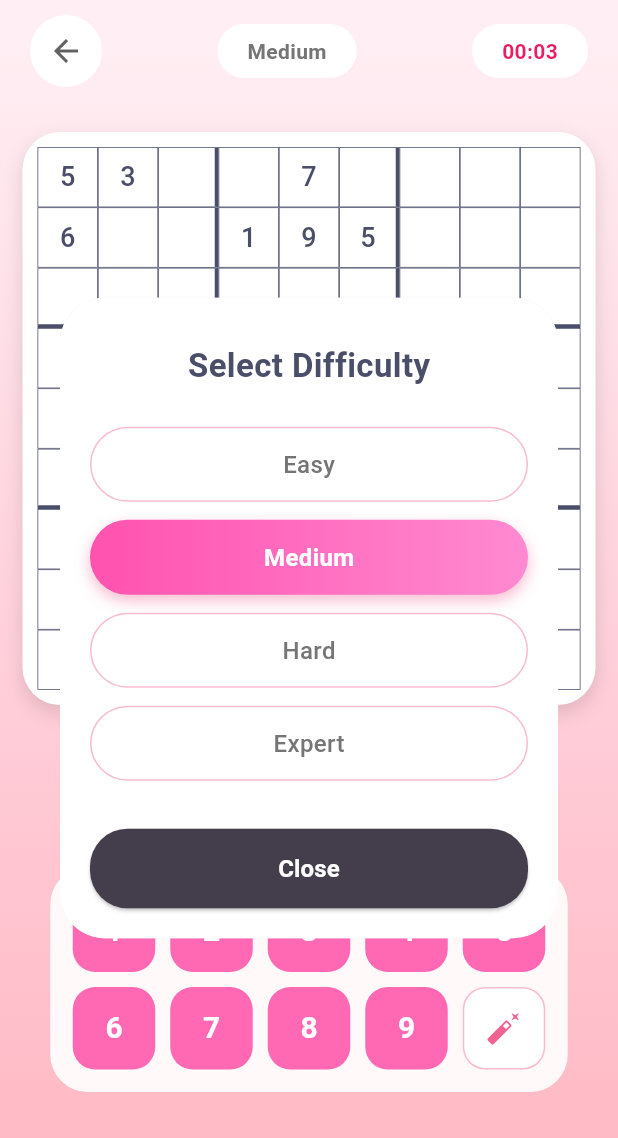
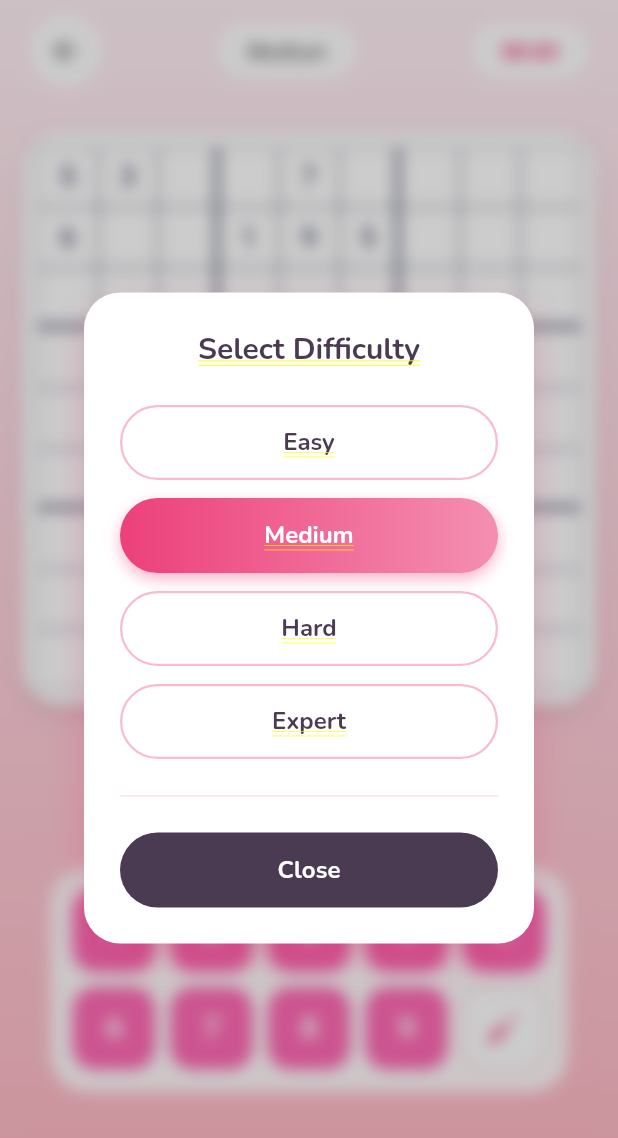
Before and after one commit to aaliyahazzahra/kawaii_sudoku_app, a Flutter app: the GameplayScreen screen opened directly, after a tap on the "settings" icon, on a phone screen of 412 x 824 dp. Shown: the top 1138 px of the screen. Run offline on Flutter 3.47's test engine with Material 3 defaults, Android fonts, the phone set to English and light mode, and no system bars; drawn by our look-alikes of flutter_animate; our stand-ins replace firebase_auth, google_fonts, google_sign_in, shared_preferences; accounts and stored records are empty.

Commit message:
[PERF] gameplay_screen.dart

```diff
--- a/lib/presentation/screens/gameplay_screen.dart
+++ b/lib/presentation/screens/gameplay_screen.dart
@@ -1,8 +1,28 @@
 import 'package:flutter/material.dart';
 import 'package:kawaii_sudoku_app/core/color_app.dart';
+import 'package:kawaii_sudoku_app/presentation/widgets/difficulty_modal.dart';
 
-class GameplayScreen extends StatelessWidget {
+class GameplayScreen extends StatefulWidget {
   const GameplayScreen({super.key});
+
+  @override
+  State<GameplayScreen> createState() => _GameplayScreenState();
+}
+
+class _GameplayScreenState extends State<GameplayScreen> {
+  // State variables
+  String _currentDifficulty = 'Medium';
+
+  // Simulating board data as a state variable so it can be modified later
+  final Map<int, String> _boardValues = {
+    0: "5",
+    1: "3",
+    4: "7",
+    9: "6",
+    12: "1",
+    13: "9",
+    14: "5",
+  };
 
   @override
   Widget build(BuildContext context) {
@@ -35,17 +55,15 @@
                       Icons.arrow_back,
                       () => Navigator.pop(context),
                     ),
-                    _buildStatusChip('Medium'),
+
+                    _buildStatusChip(_currentDifficulty),
                     _buildStatusChip('00:03', isTimer: true),
                   ],
                 ),
               ),
               const SizedBox(height: 20),
-
               _buildSudokuBoard(),
-
               const SizedBox(height: 30),
-
               Row(
                 mainAxisAlignment: MainAxisAlignment.center,
                 children: [
@@ -59,9 +77,7 @@
                   ),
                 ],
               ),
-
               const SizedBox(height: 30),
-
               _buildNumberPad(),
             ],
           ),
@@ -144,7 +160,7 @@
               ),
               child: Center(
                 child: Text(
-                  _getSudokuValue(index),
+                  _boardValues[index] ?? "",
                   style: const TextStyle(
                     fontSize: 18,
                     fontWeight: FontWeight.w500,
@@ -219,127 +235,20 @@
     );
   }
 
-  String _getSudokuValue(int index) {
-    Map<int, String> initialValues = {
-      0: "5",
-      1: "3",
-      4: "7",
-      9: "6",
-      12: "1",
-      13: "9",
-      14: "5",
-    };
-    return initialValues[index] ?? "";
-  }
-
   void _showDifficultyDialog(BuildContext context) {
     showDialog(
       context: context,
       barrierColor: Colors.transparent,
-      builder: (BuildContext context) {
-        return Dialog(
-          shape: RoundedRectangleBorder(
-            borderRadius: BorderRadius.circular(30.0),
-          ),
-          child: Container(
-            padding: const EdgeInsets.all(20),
-            decoration: BoxDecoration(
-              color: AppColors.cardSurface,
-              borderRadius: BorderRadius.circular(30),
-            ),
-            child: Column(
-              mainAxisSize: MainAxisSize.min,
-              children: [
-                const SizedBox(height: 10),
-                const Text(
-                  'Select Difficulty',
-                  style: TextStyle(
-                    fontSize: 22,
-                    fontWeight: FontWeight.bold,
-                    color: AppColors.textDark,
-                  ),
-                ),
-                const SizedBox(height: 25),
-
-                _buildDifficultyOption(context, 'Easy', isSelected: false),
-                _buildDifficultyOption(context, 'Medium', isSelected: true),
-                _buildDifficultyOption(context, 'Hard', isSelected: false),
-                _buildDifficultyOption(context, 'Expert', isSelected: false),
-
-                const SizedBox(height: 20),
-
-                SizedBox(
-                  width: double.infinity,
-                  child: ElevatedButton(
-                    style: ElevatedButton.styleFrom(
-                      backgroundColor: AppColors.btnDark,
-                      shape: RoundedRectangleBorder(
-                        borderRadius: BorderRadius.circular(25),
-                      ),
-                      padding: const EdgeInsets.symmetric(vertical: 15),
-                    ),
-                    onPressed: () => Navigator.pop(context),
-                    child: const Text(
-                      'Close',
-                      style: TextStyle(
-                        color: AppColors.textWhite,
-                        fontSize: 16,
-                        fontWeight: FontWeight.bold,
-                      ),
-                    ),
-                  ),
-                ),
-              ],
-            ),
-          ),
+      builder: (context) {
+        return DifficultyModal(
+          currentDifficulty: _currentDifficulty,
+          onDifficultyChanged: (newDifficulty) {
+            setState(() {
+              _currentDifficulty = newDifficulty;
+            });
+          },
         );
       },
     );
   }
-
-  Widget _buildDifficultyOption(
-    BuildContext context,
-    String title, {
-    bool isSelected = false,
-  }) {
-    return Container(
-      margin: const EdgeInsets.only(bottom: 12),
-      width: double.infinity,
-      height: 50,
-      decoration: BoxDecoration(
-        borderRadius: BorderRadius.circular(25),
-        border: isSelected
-            ? null
-            : Border.all(color: AppColors.inputBorderLight),
-        gradient: isSelected
-            ? const LinearGradient(
-                colors: [
-                  AppColors.buttonGradientStart,
-                  AppColors.buttonGradientEnd,
-                ],
-              )
-            : null,
-        color: isSelected ? null : AppColors.cardSurface,
-        boxShadow: isSelected
-            ? [
-                BoxShadow(
-                  color: AppColors.shadowPink.withOpacity(0.3),
-                  blurRadius: 8,
-                  offset: const Offset(0, 4),
-                ),
-              ]
-            : [],
-      ),
-      child: Center(
-        child: Text(
-          title,
-          style: TextStyle(
-            color: isSelected ? AppColors.textWhite : AppColors.textGrey600,
-            fontSize: 16,
-            fontWeight: isSelected ? FontWeight.bold : FontWeight.w500,
-          ),
-        ),
-      ),
-    );
-  }
 }
--- a/lib/presentation/screens/login_screen.dart
+++ b/lib/presentation/screens/login_screen.dart
@@ -65,24 +65,18 @@
     );
   }
 
-  // Paste this function inside _LoginScreenState
   Future<UserCredential?> signInWithGoogle() async {
-    // 1. Use the alias 'google_pkg' to force the correct class
     final google_pkg.GoogleSignIn googleSignIn = google_pkg.GoogleSignIn();
 
-    // 2. Trigger the authentication flow
     final google_pkg.GoogleSignInAccount? googleUser = await googleSignIn
         .signIn();
 
     if (googleUser == null) {
       return null;
     }
-
-    // 3. Obtain the auth details
     final google_pkg.GoogleSignInAuthentication googleAuth =
         await googleUser.authentication;
 
-    // 4. Create a new credential
     final credential = GoogleAuthProvider.credential(
       accessToken: googleAuth.accessToken,
       idToken: googleAuth.idToken,
```
